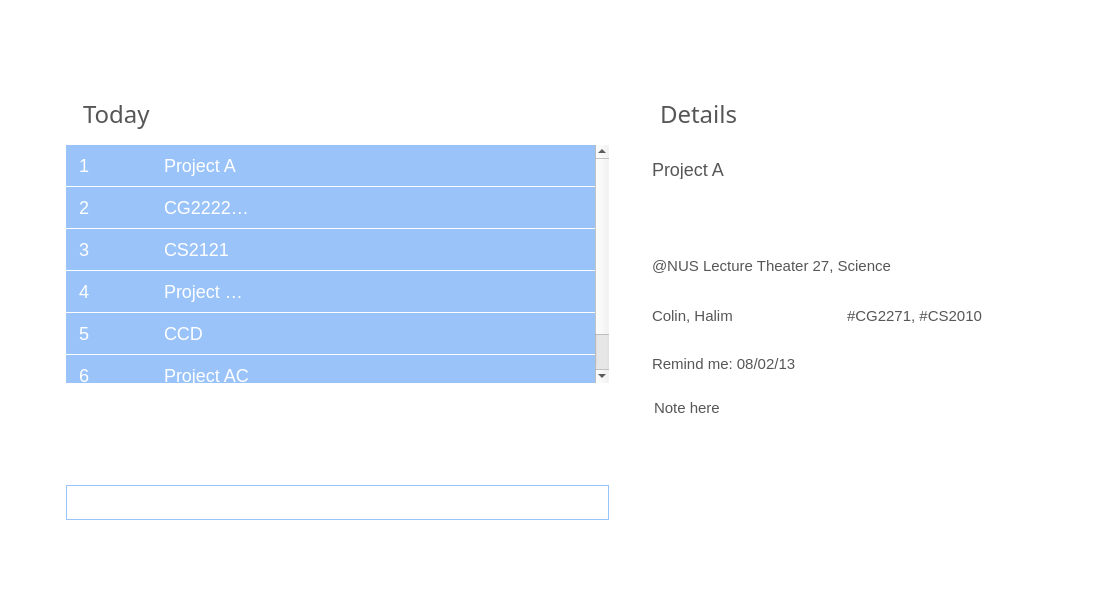
Old version of the form TaskPad_library/mainwindow.ui in the repository ashrayjain/TaskPad.
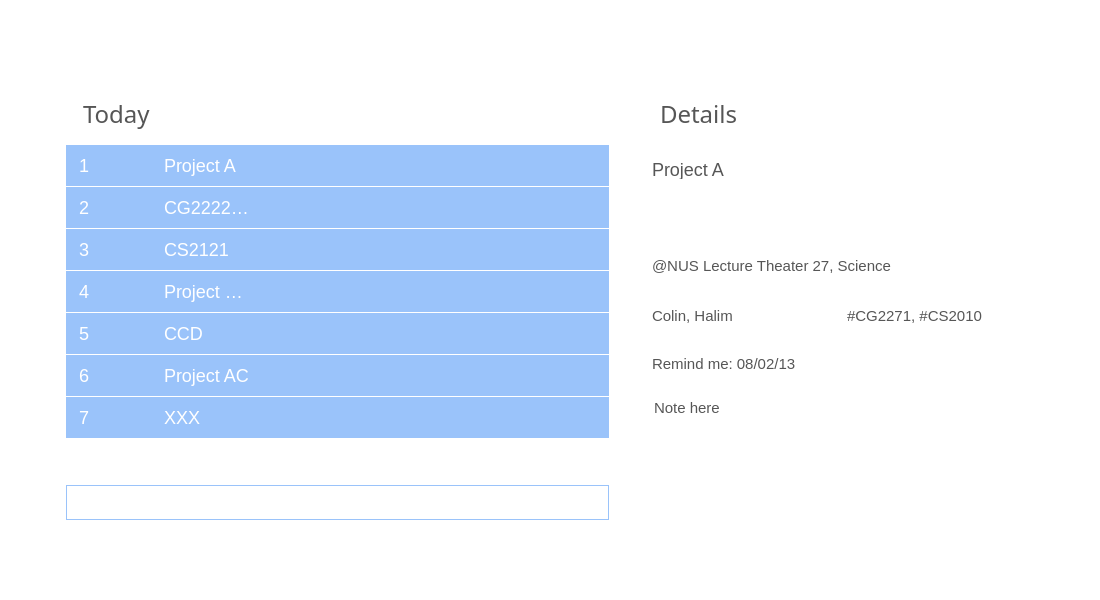
New version of the form. Icons and pictures are not drawn. Custom widgets are drawn as their Qt base class.

Commit message: update in GUI 1. 10 tc for each status/command ... 2. finish connections part 3. edit UI a little bit for better user experience

The edit to the form file:
```diff
--- a/TaskPad_library/mainwindow.ui
+++ b/TaskPad_library/mainwindow.ui
@@ -20,6 +20,29 @@
   <property name="styleSheet">
    <string notr="true">QMainWindow#MainWindowClass {
 	Background-color: #fff;
+}
+
+QLineEdit#name{
+	font-family: &quot;Segoe UI&quot;;
+	font-size: 18px;
+	color: #565656;
+	background-color: transparent;
+	border: none;
+}
+ QLineEdit#dueOrFromTo{
+	font-family: &quot;Segoe UI&quot;;
+	font-size: 15px;
+	color: #fff;
+	background-color: transparent;
+	border: none;
+}
+
+QLineEdit#location, QLineEdit#participants, QLineEdit#tags, QLineEdit#remindTime, QLineEdit#note, QPlainTextEdit#note{
+	font-family: &quot;Segoe UI&quot;;
+	font-size: 15px;
+	color: #565656;
+	background-color: transparent;
+	border: none;
 }</string>
   </property>
   <widget class="QWidget" name="centralWidget">
@@ -34,7 +57,7 @@
      <rect>
       <x>83</x>
       <y>89</y>
-      <width>280</width>
+      <width>520</width>
       <height>50</height>
      </rect>
     </property>
@@ -61,13 +84,13 @@
       <x>9</x>
       <y>135</y>
       <width>600</width>
-      <height>248</height>
+      <height>330</height>
      </rect>
     </property>
     <property name="maximumSize">
      <size>
       <width>16777215</width>
-      <height>330</height>
+      <height>16777215</height>
      </size>
     </property>
     <property name="styleSheet">
@@ -202,6 +225,17 @@
       <string>due 02/09/13</string>
      </property>
     </item>
+    <item>
+     <property name="text">
+      <string>7</string>
+     </property>
+     <property name="text">
+      <string>XXX</string>
+     </property>
+     <property name="text">
+      <string/>
+     </property>
+    </item>
    </widget>
    <widget class="CommandBar" name="cmdBar">
     <property name="geometry">
@@ -449,7 +483,7 @@
      <rect>
       <x>660</x>
       <y>89</y>
-      <width>280</width>
+      <width>370</width>
       <height>50</height>
      </rect>
     </property>
```
Left out of the diff: 54 changed lines with no effect on the pictures. The commit also changes 4 other files.
